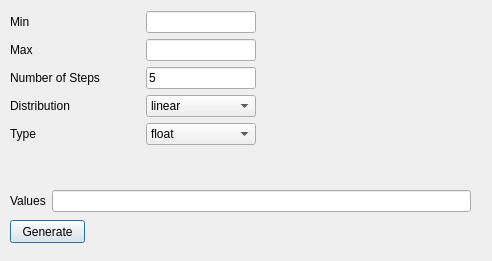
Qt form CompuCell3D/Twedit++/Plugins/CC3DProject/parvaldlg.ui (CompuCell3D/CompuCell3D) before a commit.
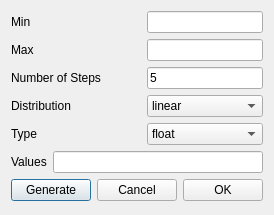
The same form after that commit.

What changed in the file:
```diff
--- a/CompuCell3D/Twedit++/Plugins/CC3DProject/parvaldlg.ui
+++ b/CompuCell3D/Twedit++/Plugins/CC3DProject/parvaldlg.ui
@@ -6,57 +6,15 @@
    <rect>
     <x>0</x>
     <y>0</y>
-    <width>492</width>
-    <height>261</height>
+    <width>269</width>
+    <height>215</height>
    </rect>
   </property>
   <property name="windowTitle">
    <string>Generate Paramete rValues</string>
   </property>
-  <widget class="QPushButton" name="pushButton">
-   <property name="geometry">
-    <rect>
-     <x>10</x>
-     <y>220</y>
-     <width>75</width>
-     <height>23</height>
-    </rect>
-   </property>
-   <property name="text">
-    <string>Generate</string>
-   </property>
-  </widget>
-  <widget class="QWidget" name="">
-   <property name="geometry">
-    <rect>
-     <x>10</x>
-     <y>190</y>
-     <width>461</width>
-     <height>22</height>
-    </rect>
-   </property>
-   <layout class="QHBoxLayout" name="horizontalLayout_6">
+  <layout class="QVBoxLayout" name="verticalLayout">
     <item>
-     <widget class="QLabel" name="label_5">
-      <property name="text">
-       <string>Values</string>
-      </property>
-     </widget>
-    </item>
-    <item>
-     <widget class="QLineEdit" name="lineEdit_4"/>
-    </item>
-   </layout>
-  </widget>
-  <widget class="QWidget" name="">
-   <property name="geometry">
-    <rect>
-     <x>10</x>
-     <y>11</y>
-     <width>246</width>
-     <height>136</height>
-    </rect>
-   </property>
    <layout class="QGridLayout" name="gridLayout">
     <item row="0" column="0">
      <layout class="QHBoxLayout" name="horizontalLayout">
@@ -225,7 +183,60 @@
      </widget>
     </item>
    </layout>
-  </widget>
+   </item>
+   <item>
+    <layout class="QHBoxLayout" name="horizontalLayout_6">
+     <item>
+      <widget class="QLabel" name="label_5">
+       <property name="text">
+        <string>Values</string>
+       </property>
+      </widget>
+     </item>
+     <item>
+      <widget class="QLineEdit" name="valuesLE"/>
+     </item>
+    </layout>
+   </item>
+   <item>
+    <layout class="QHBoxLayout" name="horizontalLayout_7">
+     <item>
+      <widget class="QPushButton" name="generatePB">
+       <property name="text">
+        <string>Generate</string>
+       </property>
+      </widget>
+     </item>
+     <item>
+      <spacer name="horizontalSpacer_6">
+       <property name="orientation">
+        <enum>Qt::Horizontal</enum>
+       </property>
+       <property name="sizeHint" stdset="0">
+        <size>
+         <width>40</width>
+         <height>20</height>
+        </size>
+       </property>
+      </spacer>
+     </item>
+     <item>
+      <widget class="QPushButton" name="pushButton_2">
+       <property name="text">
+        <string>Cancel</string>
+       </property>
+      </widget>
+     </item>
+     <item>
+      <widget class="QPushButton" name="pushButton">
+       <property name="text">
+        <string>OK</string>
+       </property>
+      </widget>
+     </item>
+    </layout>
+   </item>
+  </layout>
  </widget>
  <resources/>
  <connections/>
```
Left out of the diff: 49 changed lines with no effect on the pictures. Lines whose indentation alone changed are shown as unchanged.
